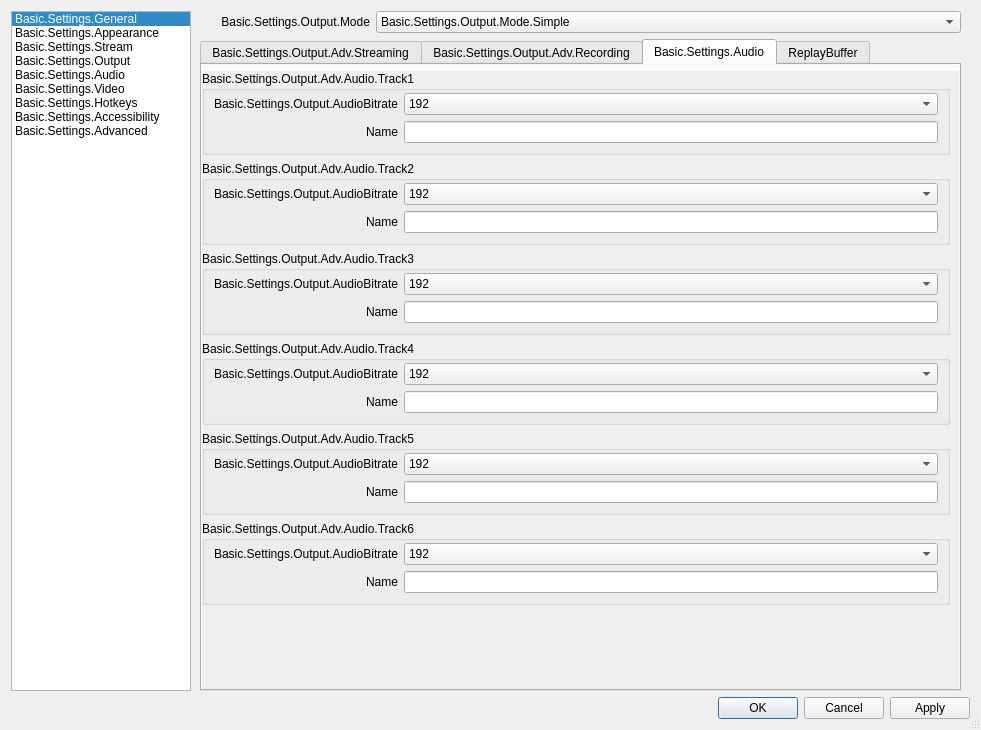
Old version of the form UI/forms/OBSBasicSettings.ui in the repository obsproject/obs-studio.
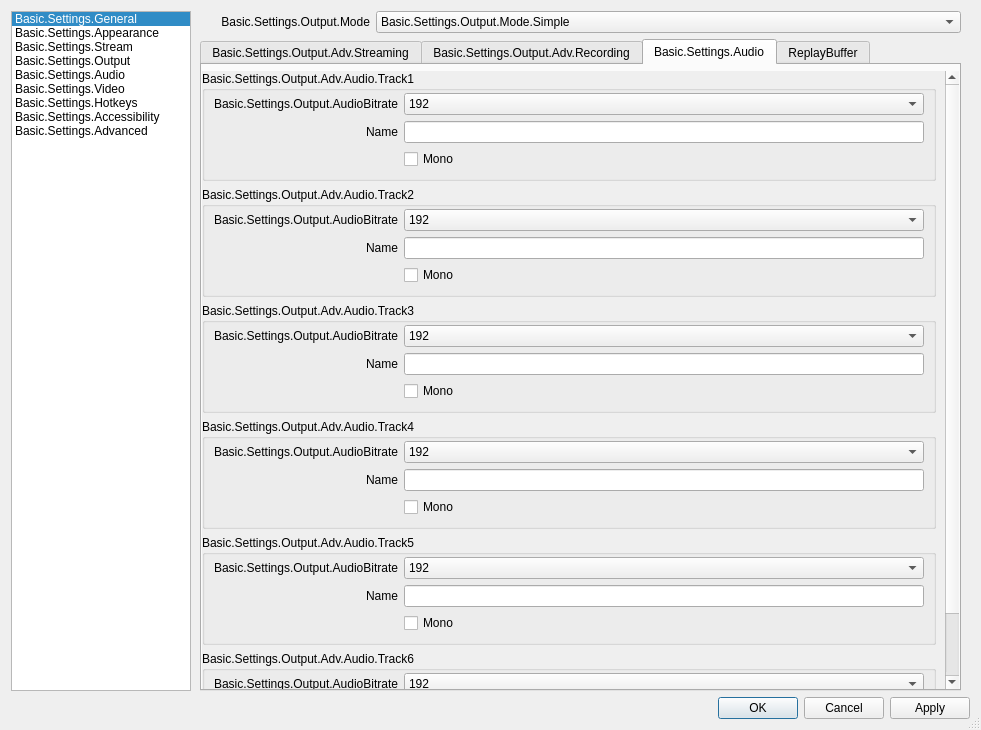
New version of the form. The open tabs and pages were chosen to show the change. Icons and pictures are not drawn. Custom widgets are drawn as their Qt base class.

Commit message: UI,libobs/media-io,obs-ffmpeg: Add option to output audio tracks in mono

What changed in the file:
```diff
--- a/UI/forms/OBSBasicSettings.ui
+++ b/UI/forms/OBSBasicSettings.ui
@@ -4263,6 +4263,19 @@
                                 </property>
                                </widget>
                               </item>
+                              <item row="4" column="1">
+                               <widget class="QCheckBox" name="advOutTrack1Mono">
+                                <property name="sizePolicy">
+                                 <sizepolicy hsizetype="Preferred" vsizetype="Preferred">
+                                  <horstretch>0</horstretch>
+                                  <verstretch>0</verstretch>
+                                 </sizepolicy>
+                                </property>
+                                <property name="text">
+                                 <string>Mono</string>
+                                </property>
+                               </widget>
+                              </item>
                              </layout>
                             </widget>
                            </item>
@@ -4403,6 +4416,19 @@
                                 </property>
                                </widget>
                               </item>
+                              <item row="3" column="1">
+                               <widget class="QCheckBox" name="advOutTrack2Mono">
+                                <property name="sizePolicy">
+                                 <sizepolicy hsizetype="Preferred" vsizetype="Preferred">
+                                  <horstretch>0</horstretch>
+                                  <verstretch>0</verstretch>
+                                 </sizepolicy>
+                                </property>
+                                <property name="text">
+                                 <string>Mono</string>
+                                </property>
+                               </widget>
+                              </item>
                              </layout>
                             </widget>
                            </item>
@@ -4543,6 +4569,19 @@
                                 </property>
                                </widget>
                               </item>
+                              <item row="3" column="1">
+                               <widget class="QCheckBox" name="advOutTrack3Mono">
+                                <property name="sizePolicy">
+                                 <sizepolicy hsizetype="Preferred" vsizetype="Preferred">
+                                  <horstretch>0</horstretch>
+                                  <verstretch>0</verstretch>
+                                 </sizepolicy>
+                                </property>
+                                <property name="text">
+                                 <string>Mono</string>
+                                </property>
+                               </widget>
+                              </item>
                              </layout>
                             </widget>
                            </item>
@@ -4683,6 +4722,19 @@
                                 </property>
                                </widget>
                               </item>
+                              <item row="3" column="1">
+                               <widget class="QCheckBox" name="advOutTrack4Mono">
+                                <property name="sizePolicy">
+                                 <sizepolicy hsizetype="Preferred" vsizetype="Preferred">
+                                  <horstretch>0</horstretch>
+                                  <verstretch>0</verstretch>
+                                 </sizepolicy>
+                                </property>
+                                <property name="text">
+                                 <string>Mono</string>
+                                </property>
+                               </widget>
+                              </item>
                              </layout>
                             </widget>
                            </item>
@@ -4823,6 +4875,19 @@
                                 </property>
                                </widget>
                               </item>
+                              <item row="2" column="1">
+                               <widget class="QCheckBox" name="advOutTrack5Mono">
+                                <property name="sizePolicy">
+                                 <sizepolicy hsizetype="Preferred" vsizetype="Preferred">
+                                  <horstretch>0</horstretch>
+                                  <verstretch>0</verstretch>
+                                 </sizepolicy>
+                                </property>
+                                <property name="text">
+                                 <string>Mono</string>
+                                </property>
+                               </widget>
+                              </item>
                              </layout>
                             </widget>
                            </item>
@@ -4963,6 +5028,19 @@
                                 </property>
                                </widget>
                               </item>
+                              <item row="2" column="1">
+                               <widget class="QCheckBox" name="advOutTrack6Mono">
+                                <property name="sizePolicy">
+                                 <sizepolicy hsizetype="Preferred" vsizetype="Preferred">
+                                  <horstretch>0</horstretch>
+                                  <verstretch>0</verstretch>
+                                 </sizepolicy>
+                                </property>
+                                <property name="text">
+                                 <string>Mono</string>
+                                </property>
+                               </widget>
+                              </item>
                              </layout>
                             </widget>
                            </item>
```
The commit also changes 8 other files.
